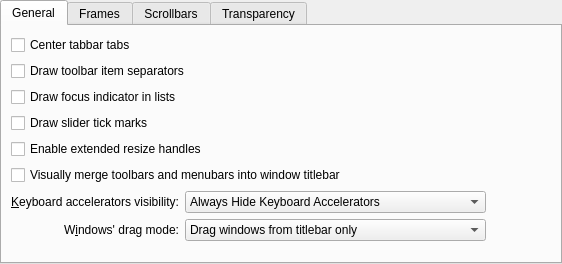
Old version of the form kstyle/config/ui/breezestyleconfig.ui in the repository MishterKirby/breeze.
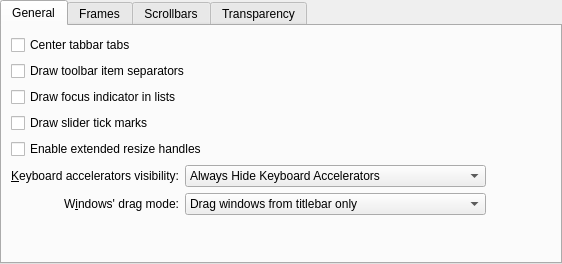
New version of the form.

The edit to the form file:
```diff
--- a/kstyle/config/ui/breezestyleconfig.ui
+++ b/kstyle/config/ui/breezestyleconfig.ui
@@ -39,7 +39,7 @@
        <string>General</string>
       </attribute>
       <layout class="QGridLayout" name="gridLayout">
-       <item row="7" column="1">
+       <item row="6" column="1">
         <widget class="QLabel" name="_windowDragLabel">
          <property name="sizePolicy">
           <sizepolicy hsizetype="Preferred" vsizetype="Preferred">
@@ -65,7 +65,7 @@
          </property>
         </widget>
        </item>
-       <item row="6" column="1">
+       <item row="5" column="1">
         <widget class="QLabel" name="_mnemonicsLabel">
          <property name="text">
           <string>&amp;Keyboard accelerators visibility:</string>
@@ -78,7 +78,7 @@
          </property>
         </widget>
        </item>
-       <item row="6" column="2" colspan="2">
+       <item row="5" column="2" colspan="2">
         <widget class="QComboBox" name="_mnemonicsMode">
          <item>
           <property name="text">
@@ -97,7 +97,7 @@
          </item>
         </widget>
        </item>
-       <item row="6" column="4">
+       <item row="5" column="4">
         <spacer name="horizontalSpacer_3">
          <property name="orientation">
           <enum>Qt::Horizontal</enum>
@@ -110,7 +110,7 @@
          </property>
         </spacer>
        </item>
-       <item row="7" column="2" colspan="2">
+       <item row="6" column="2" colspan="2">
         <widget class="QComboBox" name="_windowDragMode">
          <item>
           <property name="text">
@@ -129,7 +129,7 @@
          </item>
         </widget>
        </item>
-       <item row="8" column="1" colspan="3">
+       <item row="7" column="1" colspan="3">
         <spacer name="verticalSpacer">
          <property name="orientation">
           <enum>Qt::Vertical</enum>
@@ -170,13 +170,6 @@
          </property>
         </widget>
        </item>
-       <item row="5" column="1" colspan="4">
-        <widget class="QCheckBox" name="_toolsAreaEnabled">
-         <property name="text">
-          <string>Visually merge toolbars and menubars into window titlebar</string>
-         </property>
-        </widget>
-       </item>
       </layout>
      </widget>
      <widget class="QWidget" name="tab_3">
```
